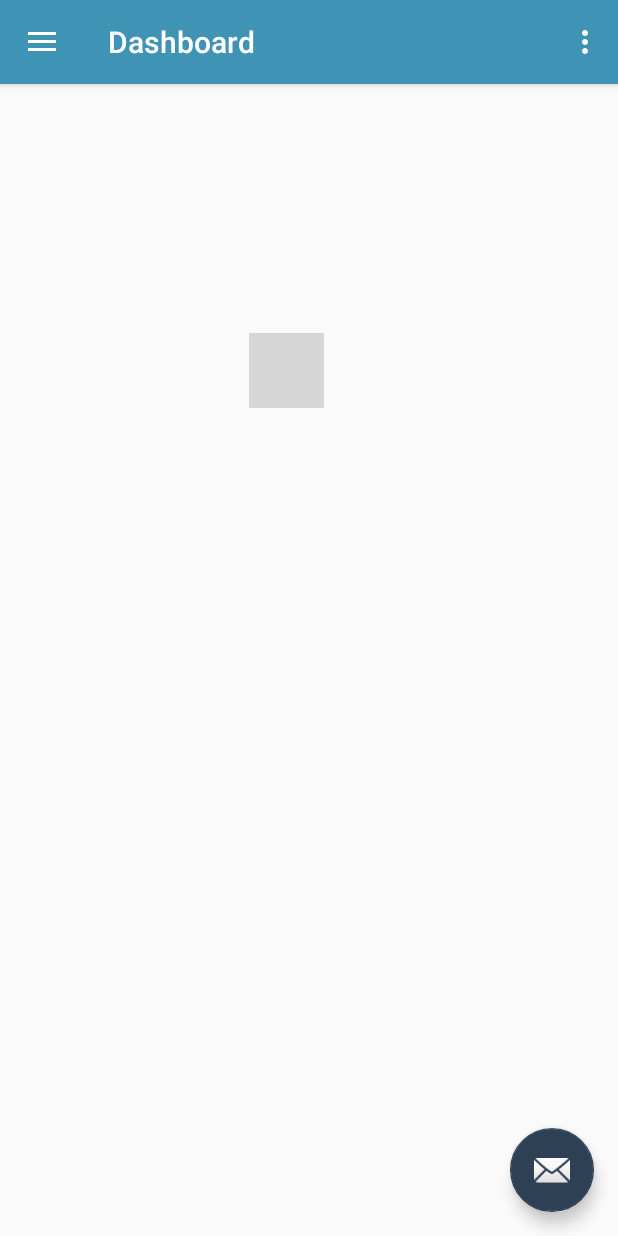
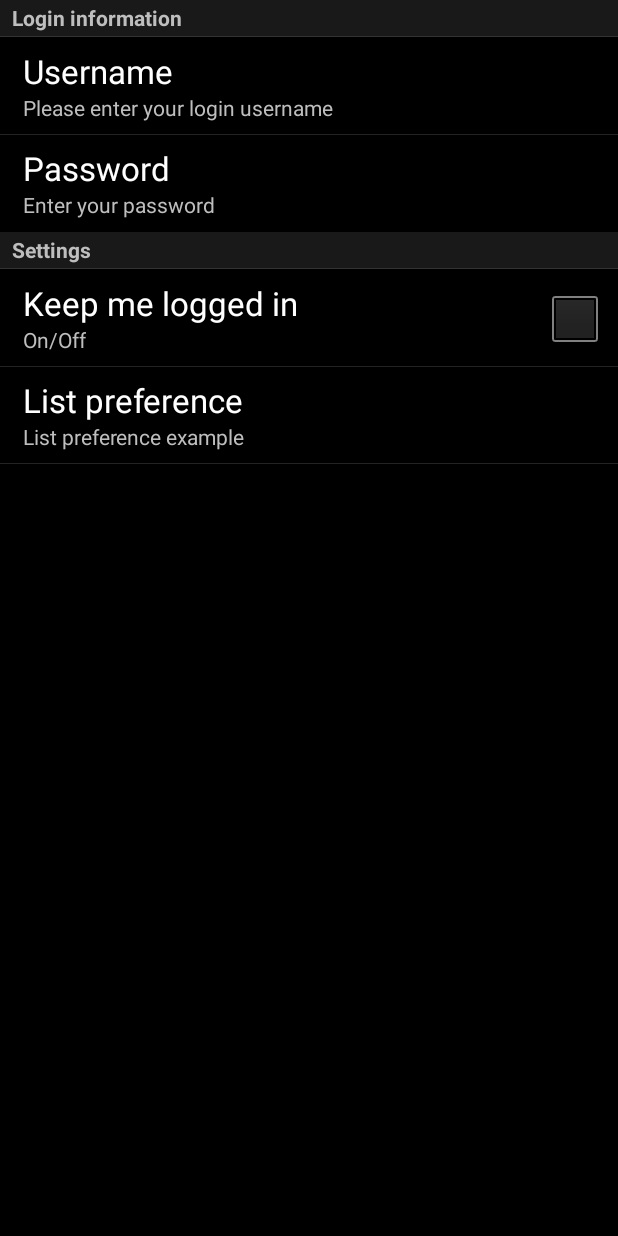
Before and after one commit to chamlipriyashan/WorkSpike, an Android app: the DashboardActivity screen opened directly, with no data from a screen before it, in the options menu, after a tap on "Settings", on a phone screen of 412 x 824 dp. Run offline under Robolectric (Android 15) with nearby library versions, the phone set to English and light mode, and no system bars; libraries missing offline, so code that uses them is left out: com.facebook, com.facebook.login; pictures from the network do not load; 1 statement that could not run was skipped; grey boxes are pictures that could not be loaded.

Commit message:
done from matara

```diff
--- a/app/src/main/AndroidManifest.xml
+++ b/app/src/main/AndroidManifest.xml
@@ -71,7 +71,10 @@
             android:theme="@style/AppTheme.NoActionBar" />
 
 
-
+        <activity
+            android:name=".PrefsActivity"
+            android:theme="@android:style/Theme.Black.NoTitleBar" >
+        </activity>
 
 
         <activity
--- a/app/src/main/java/com/workspike/workspike/DashboardActivity.java
+++ b/app/src/main/java/com/workspike/workspike/DashboardActivity.java
@@ -5,15 +5,10 @@ import android.content.DialogInterface;
 import android.content.Intent;
 import android.content.SharedPreferences;
 import android.content.pm.ActivityInfo;
-import android.graphics.Bitmap;
-import android.net.Uri;
 import android.os.Bundle;
-import android.preference.PreferenceManager;
-import android.provider.MediaStore;
 import android.support.design.widget.FloatingActionButton;
+import android.support.design.widget.NavigationView;
 import android.support.design.widget.Snackbar;
-import android.view.View;
-import android.support.design.widget.NavigationView;
 import android.support.v4.view.GravityCompat;
 import android.support.v4.widget.DrawerLayout;
 import android.support.v7.app.ActionBarDrawerToggle;
@@ -21,11 +16,11 @@ import android.support.v7.app.AppCompatActivity;
 import android.support.v7.widget.Toolbar;
 import android.view.Menu;
 import android.view.MenuItem;
+import android.view.View;
 import android.widget.ImageView;
+import android.widget.TextView;
 
 import com.bumptech.glide.Glide;
-import com.facebook.AccessToken;
-import com.facebook.AccessTokenSource;
 import com.facebook.FacebookSdk;
 import com.facebook.login.LoginManager;
 
@@ -43,7 +38,8 @@ public class DashboardActivity extends AppCompatActivity
         setContentView(R.layout.activity_dashboard);
         setRequestedOrientation(ActivityInfo.SCREEN_ORIENTATION_PORTRAIT);
         Toolbar toolbar = (Toolbar) findViewById(R.id.toolbar);
-        ImageView imageView = (ImageView) findViewById(R.id.dashboard);
+        ImageView dashboard_image = (ImageView) findViewById(R.id.dashboard_image);
+
         setSupportActionBar(toolbar);
         FacebookSdk.sdkInitialize(getApplicationContext());
 
@@ -57,7 +53,7 @@ public class DashboardActivity extends AppCompatActivity
 
         Glide.with(DashboardActivity.this)
                 .load(loadSavedimagePreferences("PROFILEIMAGE"))
-                .into(imageView);
+                .into(dashboard_image);
 
 
         FloatingActionButton fab = (FloatingActionButton) findViewById(R.id.fab);
@@ -77,6 +73,8 @@ public class DashboardActivity extends AppCompatActivity
 
         NavigationView navigationView = (NavigationView) findViewById(R.id.nav_view);
         navigationView.setNavigationItemSelectedListener(this);
+
+
     }
 
     @Override
@@ -93,6 +91,18 @@ public class DashboardActivity extends AppCompatActivity
     public boolean onCreateOptionsMenu(Menu menu) {
         // Inflate the menu; this adds items to the action bar if it is present.
         getMenuInflater().inflate(R.menu.dashboard, menu);
+        ImageView profile_image = (ImageView) findViewById(R.id.profilepicture);
+        TextView drawername = (TextView) findViewById(R.id.tvmain_fullname);
+        TextView draweremail = (TextView) findViewById(R.id.main_email);
+
+
+        drawername.setText(loadSavedstringPreferences("NAME", "DEFAULT"));
+        draweremail.setText(loadSavedstringPreferences("EMAIL", "DEFAULT"));
+        Glide.with(DashboardActivity.this)
+                .load(loadSavedimagePreferences("PROFILEIMAGE"))
+                .into(profile_image);
+
+
         return true;
     }
 
@@ -104,7 +114,9 @@ public class DashboardActivity extends AppCompatActivity
         int id = item.getItemId();
         //noinspection SimplifiableIfStatement
         if (id == R.id.action_settings) {
-
+            Intent intent = new Intent(DashboardActivity.this,
+                    PrefsActivity.class);
+            startActivity(intent);
         } else if (id == R.id.action_logout) {
             new AlertDialog.Builder(this)
                     .setTitle("Are you sure?").setMessage("Do you realy want to Log out?").setIcon(android.R.drawable.ic_dialog_alert).
@@ -175,6 +187,8 @@ public class DashboardActivity extends AppCompatActivity
         }
         DrawerLayout drawer = (DrawerLayout) findViewById(R.id.drawer_layout);
         drawer.closeDrawer(GravityCompat.START);
+
+
         return true;
     }
 
@@ -211,5 +225,4 @@ public class DashboardActivity extends AppCompatActivity
 
     }
 
-
 }
--- /dev/null
+++ b/app/src/main/java/com/workspike/workspike/PrefsActivity.java
@@ -0,0 +1,16 @@
+package com.workspike.workspike;
+
+import android.os.Bundle;
+import android.preference.PreferenceActivity;
+
+/**
+ * Created by Chamli Priyashan on 7/11/2016.
+ */
+public class PrefsActivity extends PreferenceActivity {
+
+    @Override
+    protected void onCreate(Bundle savedInstanceState) {
+        super.onCreate(savedInstanceState);
+        addPreferencesFromResource(R.xml.prefs);
+    }
+}
--- a/app/src/main/res/layout/content_dashboard.xml
+++ b/app/src/main/res/layout/content_dashboard.xml
@@ -19,7 +19,7 @@
         <ImageView
             android:layout_width="50dp"
             android:layout_height="50dp"
-            android:id="@+id/dashboard"
+            android:id="@+id/dashboard_image"
             android:layout_alignParentTop="true"
             android:layout_centerHorizontal="true"
             android:layout_margin="150dp" />
--- /dev/null
+++ b/app/src/main/res/values/array.xml
@@ -0,0 +1,15 @@
+<?xml version="1.0" encoding="utf-8"?>
+<resources>
+    <string-array name="listOptions">
+        <item>Option 1</item>
+        <item>Option 2</item>
+        <item>Option 3</item>
+    </string-array>
+
+    <string-array name="listValues">
+        <item>1 is selected</item>
+        <item>2 is selected</item>
+        <item>3 is selected</item>
+    </string-array>
+
+</resources>
--- /dev/null
+++ b/app/src/main/res/xml/prefs.xml
@@ -0,0 +1,31 @@
+<?xml version="1.0" encoding="utf-8"?>
+<PreferenceScreen xmlns:android="http://schemas.android.com/apk/res/android">
+    <PreferenceCategory
+        android:summary="Username and password information"
+        android:title="Login information" >
+        <EditTextPreference
+            android:key="username"
+            android:summary="Please enter your login username"
+            android:title="Username" />
+        <EditTextPreference
+            android:key="password"
+            android:summary="Enter your password"
+            android:title="Password" />
+    </PreferenceCategory>
+
+    <PreferenceCategory
+        android:summary="Username and password information"
+        android:title="Settings" >
+        <CheckBoxPreference
+            android:key="checkBox"
+            android:summary="On/Off"
+            android:title="Keep me logged in" />
+
+        <ListPreference
+            android:entries="@array/listOptions"
+            android:entryValues="@array/listValues"
+            android:key="listpref"
+            android:summary="List preference example"
+            android:title="List preference" />
+    </PreferenceCategory>
+</PreferenceScreen>
```
Also changed, not shown: app/src/main/java/com/workspike/workspike/LoginActivity.java (+11 -0 lines), app/src/main/java/com/workspike/workspike/RegisterActivity.java (+65 -10 lines), app/src/main/res/layout/activity_register.xml (+16 -16 lines), app/src/main/res/layout/nav_header_dashboard.xml (+7 -8 lines), 1 other file.
